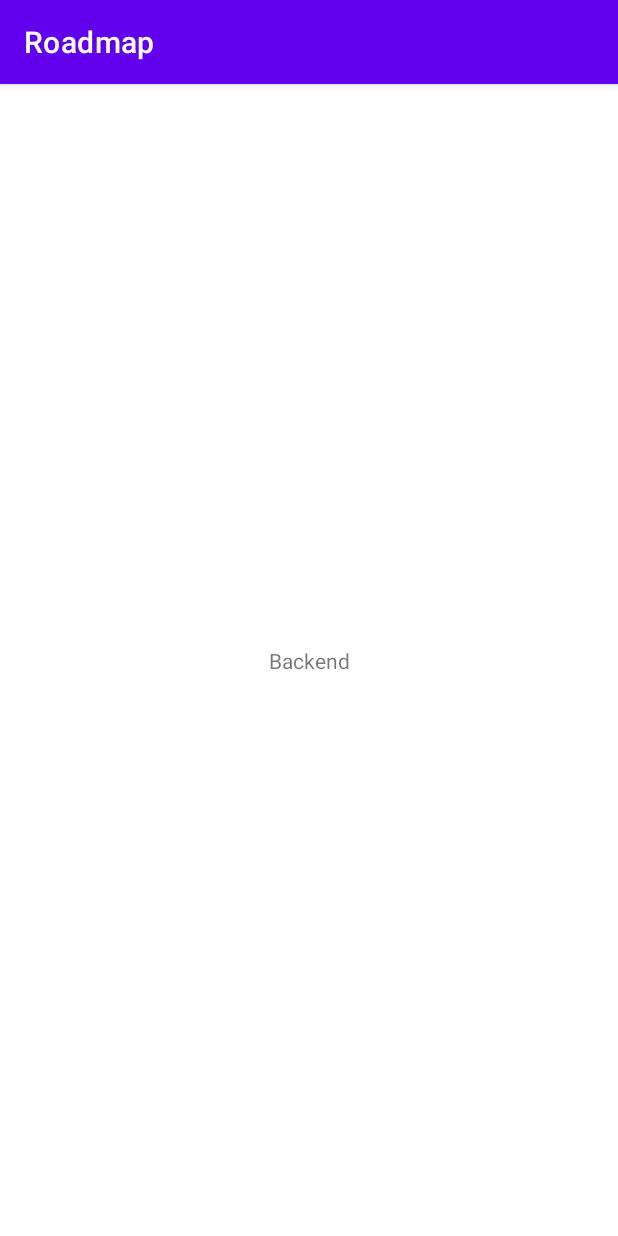
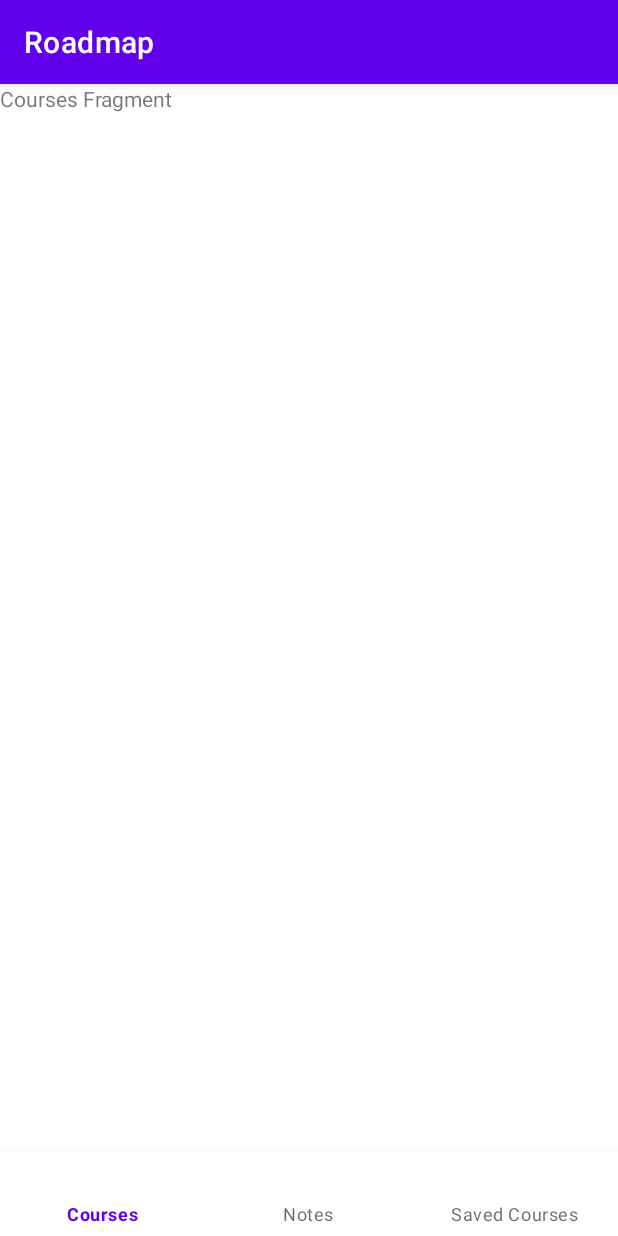
Before and after one commit to mariasupinska/Roadmap, an Android app: the screen it shows after launch (MainActivity), on a phone screen of 412 x 824 dp. Run offline under Robolectric (Android 15) with nearby library versions, the phone set to English and light mode, and no system bars; our stand-ins replace Room's generated code.

Commit message:
bottom navigation bar

```diff
--- a/app/build.gradle
+++ b/app/build.gradle
@@ -22,6 +22,10 @@ android {
             proguardFiles getDefaultProguardFile('proguard-android-optimize.txt'), 'proguard-rules.pro'
         }
     }
+
+    buildFeatures {
+        viewBinding true
+    }
     compileOptions {
         sourceCompatibility JavaVersion.VERSION_1_8
         targetCompatibility JavaVersion.VERSION_1_8
@@ -31,6 +35,8 @@ android {
 dependencies {
 
     implementation "androidx.room:room-runtime:2.4.3"
+    implementation 'androidx.navigation:navigation-fragment:2.5.3'
+    implementation 'androidx.navigation:navigation-ui:2.5.3'
     annotationProcessor "androidx.room:room-compiler:2.4.3"
     androidTestImplementation "androidx.room:room-testing:2.4.3"
     implementation "androidx.lifecycle:lifecycle-common-java8:2.5.1"
--- /dev/null
+++ b/app/src/main/java/com/example/roadmap/CoursesFragment.java
@@ -0,0 +1,64 @@
+package com.example.roadmap;
+
+import android.os.Bundle;
+
+import androidx.fragment.app.Fragment;
+
+import android.view.LayoutInflater;
+import android.view.View;
+import android.view.ViewGroup;
+
+/**
+ * A simple {@link Fragment} subclass.
+ * Use the {@link CoursesFragment#newInstance} factory method to
+ * create an instance of this fragment.
+ */
+public class CoursesFragment extends Fragment {
+
+    // TODO: Rename parameter arguments, choose names that match
+    // the fragment initialization parameters, e.g. ARG_ITEM_NUMBER
+    private static final String ARG_PARAM1 = "param1";
+    private static final String ARG_PARAM2 = "param2";
+
+    // TODO: Rename and change types of parameters
+    private String mParam1;
+    private String mParam2;
+
+    public CoursesFragment() {
+        // Required empty public constructor
+    }
+
+    /**
+     * Use this factory method to create a new instance of
+     * this fragment using the provided parameters.
+     *
+     * @param param1 Parameter 1.
+     * @param param2 Parameter 2.
+     * @return A new instance of fragment CoursesFragment.
+     */
+    // TODO: Rename and change types and number of parameters
+    public static CoursesFragment newInstance(String param1, String param2) {
+        CoursesFragment fragment = new CoursesFragment();
+        Bundle args = new Bundle();
+        args.putString(ARG_PARAM1, param1);
+        args.putString(ARG_PARAM2, param2);
+        fragment.setArguments(args);
+        return fragment;
+    }
+
+    @Override
+    public void onCreate(Bundle savedInstanceState) {
+        super.onCreate(savedInstanceState);
+        if (getArguments() != null) {
+            mParam1 = getArguments().getString(ARG_PARAM1);
+            mParam2 = getArguments().getString(ARG_PARAM2);
+        }
+    }
+
+    @Override
+    public View onCreateView(LayoutInflater inflater, ViewGroup container,
+                             Bundle savedInstanceState) {
+        // Inflate the layout for this fragment
+        return inflater.inflate(R.layout.fragment_courses, container, false);
+    }
+}
--- a/app/src/main/java/com/example/roadmap/MainActivity.java
+++ b/app/src/main/java/com/example/roadmap/MainActivity.java
@@ -1,10 +1,14 @@
 package com.example.roadmap;
 
 import androidx.appcompat.app.AppCompatActivity;
+import androidx.fragment.app.Fragment;
+import androidx.fragment.app.FragmentTransaction;
 import androidx.lifecycle.LiveData;
-import androidx.lifecycle.Observer;
 import androidx.lifecycle.ViewModelProvider;
 
+import com.example.roadmap.databinding.ActivityMainBinding;
+
+import android.annotation.SuppressLint;
 import android.os.Bundle;
 import android.widget.TextView;
 
@@ -19,15 +23,44 @@ public class MainActivity extends AppCompatActivity {
     private TextView textView;
     private LiveData<List<Course>> courses;
 
+    ActivityMainBinding binding;
+    @SuppressLint("NonConstantResourceId")
     @Override
     protected void onCreate(Bundle savedInstanceState) {
         super.onCreate(savedInstanceState);
-        setContentView(R.layout.activity_main);
-        textView = findViewById(R.id.text);
+
+        binding = ActivityMainBinding.inflate(getLayoutInflater());
+        setContentView(binding.getRoot());
 
 
+        replaceFragment(new CoursesFragment());
+
+        binding.bottomNavigationView.setOnItemSelectedListener(item -> {
+            switch (item.getItemId()) {
+                case R.id.nav_courses:
+                    replaceFragment(new CoursesFragment());
+                    return true;
+                case R.id.nav_notes:
+                    replaceFragment(new NotesFragment());
+                    return true;
+                case R.id.nav_saved_courses:
+                    replaceFragment(new SavedCoursesFragment());
+                    return true;
+            }
+            return false;
+        });
+
+        textView = findViewById(R.id.courses_text_view);
         roadmapViewModel = new ViewModelProvider(this).get(RoadmapViewModel.class);
         courses = roadmapViewModel.findAllCourses();
-        courses.observe(this, courses -> textView.setText(courses.get(0).courseName));
+        //courses.observe(this, courses -> textView.setText(courses.get(0).courseName));
+
+
+    }
+
+    private void replaceFragment(Fragment fragment) {
+        FragmentTransaction transaction = getSupportFragmentManager().beginTransaction();
+        transaction.replace(R.id.frame_layout, fragment);
+        transaction.commit();
     }
 }
--- a/app/src/main/res/layout/activity_main.xml
+++ b/app/src/main/res/layout/activity_main.xml
@@ -6,14 +6,26 @@
     android:layout_height="match_parent"
     tools:context=".MainActivity">
 
-    <TextView
-        android:id="@+id/text"
-        android:layout_width="wrap_content"
+    <FrameLayout
+        android:id="@+id/frame_layout"
+        android:layout_width="0dp"
+        android:layout_height="0dp"
+        app:layout_constraintBottom_toTopOf="@+id/bottomNavigationView"
+        app:layout_constraintEnd_toEndOf="parent"
+        app:layout_constraintStart_toStartOf="parent"
+        app:layout_constraintTop_toTopOf="parent">
+
+    </FrameLayout>
+
+
+    <com.google.android.material.bottomnavigation.BottomNavigationView
+        android:id="@+id/bottomNavigationView"
+        android:layout_width="match_parent"
         android:layout_height="wrap_content"
-        android:text="Hello World!"
         app:layout_constraintBottom_toBottomOf="parent"
         app:layout_constraintEnd_toEndOf="parent"
         app:layout_constraintStart_toStartOf="parent"
-        app:layout_constraintTop_toTopOf="parent" />
+        app:menu="@menu/bottom_navigation"/>
+
 
 </androidx.constraintlayout.widget.ConstraintLayout>
--- /dev/null
+++ b/app/src/main/res/layout/fragment_courses.xml
@@ -0,0 +1,15 @@
+<?xml version="1.0" encoding="utf-8"?>
+<FrameLayout xmlns:android="http://schemas.android.com/apk/res/android"
+    xmlns:tools="http://schemas.android.com/tools"
+    android:layout_width="match_parent"
+    android:layout_height="match_parent"
+    tools:context=".CoursesFragment">
+
+    <!-- TODO: Update blank fragment layout -->
+    <TextView
+        android:id="@+id/courses_text_view"
+        android:layout_width="match_parent"
+        android:layout_height="match_parent"
+        android:text="@string/courses_fragment" />
+
+</FrameLayout>
--- /dev/null
+++ b/app/src/main/res/menu/bottom_navigation.xml
@@ -0,0 +1,17 @@
+<?xml version="1.0" encoding="utf-8"?>
+<menu xmlns:android="http://schemas.android.com/apk/res/android"
+    xmlns:tools="http://schemas.android.com/tools"
+    tools:showIn="navigation_view">
+
+    <group android:checkableBehavior="single">
+        <item
+            android:id="@+id/nav_courses"
+            android:title="@string/menu_courses" />
+        <item
+            android:id="@+id/nav_notes"
+            android:title="@string/menu_notes" />
+        <item
+            android:id="@+id/nav_saved_courses"
+            android:title="@string/menu_saved_courses" />
+    </group>
+</menu>
--- a/app/src/main/res/values/strings.xml
+++ b/app/src/main/res/values/strings.xml
@@ -1,3 +1,11 @@
 <resources>
     <string name="app_name">Roadmap</string>
+    <string name="menu_courses">Courses</string>
+    <string name="menu_notes">Notes</string>
+    <string name="menu_saved_courses">Saved Courses</string>
+    <!-- TODO: Remove or change this placeholder text -->
+    <string name="hello_blank_fragment">Hello blank fragment</string>
+    <string name="courses_fragment">Courses Fragment</string>
+    <string name="notes_fragment">Notes Fragment</string>
+    <string name="saved_courses">Saved Courses</string>
 </resources>
```
Also changed, not shown: app/src/main/java/com/example/roadmap/NotesFragment.java (added, +64 -0 lines), app/src/main/java/com/example/roadmap/SavedCoursesFragment.java (added, +64 -0 lines), app/src/main/res/layout/fragment_notes.xml (added, +14 -0 lines), app/src/main/res/layout/fragment_saved_courses.xml (added, +13 -0 lines).
